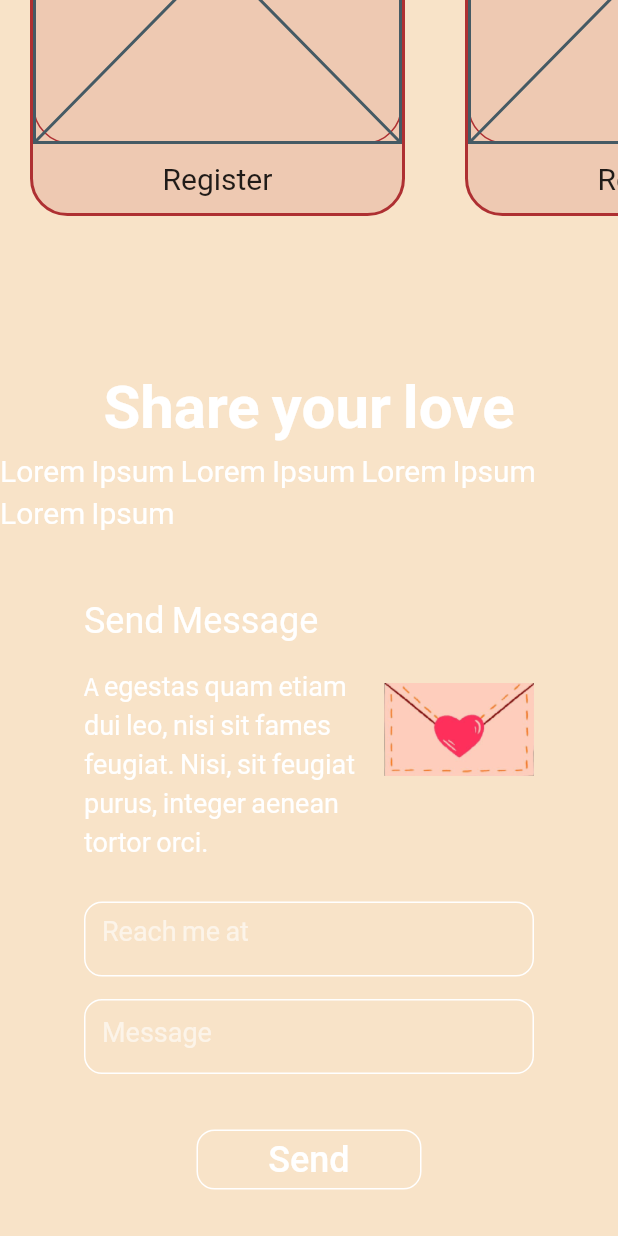
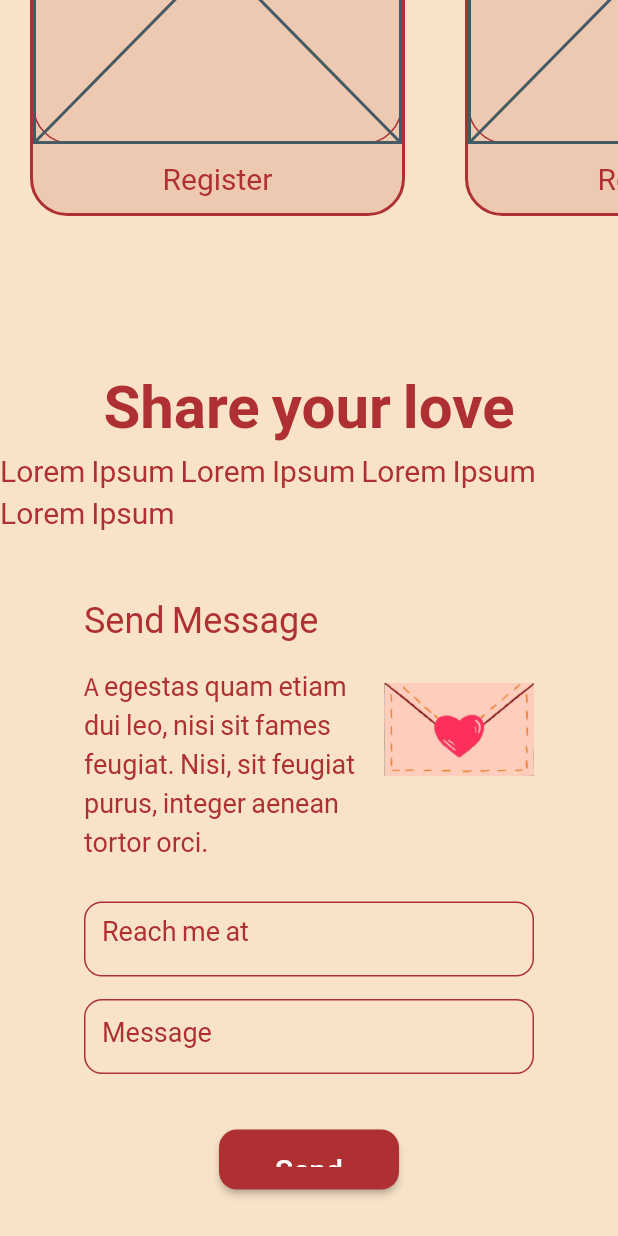
Before and after one commit to Hari-07/anuragam-web, a Flutter app: the screen it shows after launch, scrolled down 1152 dp, on a phone screen of 412 x 824 dp. Run offline on Flutter 3.47's test engine with Material 2 defaults, Android fonts, the phone set to English and light mode, and no system bars; drawn by our look-alikes of auto_size_text; our stand-ins replace cloud_firestore, firebase_core, google_fonts, slide_countdown; accounts and stored records are empty; Roboto replaces fonts that are missing (Arapey).

Commit message:
changed color and spacing

```diff
--- a/lib/theme.dart
+++ b/lib/theme.dart
@@ -2,19 +2,22 @@ import 'package:flutter/material.dart';
 import 'package:google_fonts/google_fonts.dart';
 
 ThemeData anuragamTheme = ThemeData(
-  elevatedButtonTheme: ElevatedButtonThemeData(
-      style: ButtonStyle(
-          elevation: MaterialStateProperty.all(5),
-          backgroundColor: MaterialStateProperty.all(
-              const Color.fromARGB(255, 255, 147, 152)),
-          shadowColor: MaterialStateProperty.all(Colors.pinkAccent))),
+  // elevatedButtonTheme: ElevatedButtonThemeData(
+  //   style: ButtonStyle(
+  //     elevation: MaterialStateProperty.all(5),
+  //     foregroundColor: MaterialStateProperty.all(Color(0xFFAE3032)),
+  //     backgroundColor: MaterialStateProperty.all(const Color(0XFFAE3032)),
+  //     shadowColor: MaterialStateProperty.all(Colors.pinkAccent),
+  //   ),
+  // ),
   scaffoldBackgroundColor: const Color.fromARGB(255, 247, 243, 244),
   primarySwatch: Colors.pink,
-  textTheme: GoogleFonts.arapeyTextTheme(),
+  textTheme: GoogleFonts.arapeyTextTheme()
+      .apply(bodyColor: Color(0xFFAE3032), displayColor: Color(0xFFAE3032)),
   inputDecorationTheme: InputDecorationTheme(
     border: OutlineInputBorder(
         borderRadius: BorderRadius.circular(12),
-        borderSide: BorderSide(color: Colors.white)),
-    hintStyle: const TextStyle(color: Colors.white),
+        borderSide: BorderSide(color: Color(0xFFAE3032))),
+    hintStyle: const TextStyle(color: Color(0xFFAE3032)),
   ),
 );
--- a/lib/views/components/custom_button.dart
+++ b/lib/views/components/custom_button.dart
@@ -12,30 +12,39 @@ class AnuragamButton extends StatelessWidget {
 
   @override
   Widget build(BuildContext context) {
-    return OutlinedButton(
+    return ElevatedButton(
       onPressed: () {
         onPressed();
       },
+
       child: Text(
         text,
         style: const TextStyle(
-          fontSize: 24,
+          fontSize: 20,
           color: Colors.white,
         ),
       ),
-      style: OutlinedButton.styleFrom(
-        // padding: const EdgeInsets.symmetric(
-        //   horizontal: 25,
-        //   vertical: 15,
-        // ),
-        side: const BorderSide(
-          color: Colors.white,
-        ),
-        shape: RoundedRectangleBorder(
-          borderRadius: BorderRadius.circular(12),
-        ),
-        fixedSize: const Size(150, 40)
-      )
+      // style: OutlinedButton.styleFrom(
+      // padding: const EdgeInsets.symmetric(
+      //   horizontal: 25,
+      //   vertical: 15,
+      // ),
+      // side: const BorderSide(
+      //   color: Colors.white,
+      // ),
+      // shape: RoundedRectangleBorder(
+      //   borderRadius: BorderRadius.circular(12),
+      // ),
+      //   fixedSize: const Size(150, 40)
+      // )
+      style: ButtonStyle(
+          foregroundColor: MaterialStateProperty.all(Color(0xFFAE3032)),
+          backgroundColor: MaterialStateProperty.all(const Color(0XFFAE3032)),
+          fixedSize: MaterialStateProperty.all(const Size(120, 40)),
+          padding: MaterialStateProperty.all(
+              const EdgeInsets.symmetric(horizontal: 25, vertical: 15)),
+          shape: MaterialStateProperty.all(
+              RoundedRectangleBorder(borderRadius: BorderRadius.circular(12)))),
     );
   }
 }
--- a/lib/views/components/custom_textformfield.dart
+++ b/lib/views/components/custom_textformfield.dart
@@ -18,25 +18,25 @@ class AnuragamFormField extends StatelessWidget {
         onChanged: onChanged,
         decoration: InputDecoration(
           hintText: label,
-          hintStyle:  TextStyle(
+          hintStyle: const TextStyle(
             fontSize: 18,
-            color: Colors.white.withOpacity(0.6),
+            color: Color(0xFFAE3032),
           ),
           focusedBorder: OutlineInputBorder(
             borderSide: const BorderSide(
-              color: Colors.pink,
+              color: Color(0xFFAE3032),
             ),
             borderRadius: BorderRadius.circular(12),
           ),
           enabledBorder: OutlineInputBorder(
             borderSide: const BorderSide(
-              color: Colors.white,
+              color: Color(0xFFAE3032),
             ),
             borderRadius: BorderRadius.circular(12),
           ),
         ),
         style: const TextStyle(
-          color: Colors.white,
+          color: Color(0xFFAE3032),
           fontSize: 18,
         ),
       ),
--- a/lib/views/components/receive_field.dart
+++ b/lib/views/components/receive_field.dart
@@ -37,7 +37,6 @@ class ReceiveTemplate extends StatelessWidget {
                       title,
                       style: const TextStyle(
                         fontSize: 24,
-                        color: Colors.white,
                       ),
                     ),
                     const SizedBox(
@@ -47,7 +46,6 @@ class ReceiveTemplate extends StatelessWidget {
                       text1,
                       style: const TextStyle(
                         fontSize: 18,
-                        color: Colors.white,
                       ),
                     ),
                   ],
@@ -63,7 +61,6 @@ class ReceiveTemplate extends StatelessWidget {
             text2,
             style: const TextStyle(
               fontSize: 18,
-              color: Colors.white,
             ),
           ),
           const Spacer(),
--- a/lib/views/components/section_header.dart
+++ b/lib/views/components/section_header.dart
@@ -17,16 +17,11 @@ class SectionHeader extends StatelessWidget {
       children: [
         Text(
           title,
-          style: const TextStyle(
-            color: Colors.white,
-            fontSize: 40,
-            fontWeight: FontWeight.bold
-          ),
+          style: const TextStyle(fontSize: 40, fontWeight: FontWeight.bold),
         ),
         Text(
           subtext,
           style: const TextStyle(
-            color: Colors.white,
             fontSize: 20,
           ),
         ),
--- a/lib/views/future_self/send_future.dart
+++ b/lib/views/future_self/send_future.dart
@@ -28,7 +28,6 @@ class _SendMessageState extends State<FutureMessage> {
                       'Recieve Future Message',
                       style: TextStyle(
                         fontSize: 24,
-                        color: Colors.white,
                       ),
                     ),
                     SizedBox(
@@ -38,7 +37,6 @@ class _SendMessageState extends State<FutureMessage> {
                       'A egestas quam etiam dui leo, nisi sit fames feugiat. Nisi, sit feugiat purus, integer aenean tortor orci.',
                       style: TextStyle(
                         fontSize: 18,
-                        color: Colors.white,
                       ),
                     ),
                   ],
--- a/lib/views/message/send_message.dart
+++ b/lib/views/message/send_message.dart
@@ -32,7 +32,6 @@ class _SendMessageState extends State<SendMessage> {
                       'Send Message',
                       style: TextStyle(
                         fontSize: 24,
-                        color: Colors.white,
                       ),
                     ),
                     SizedBox(
@@ -42,7 +41,6 @@ class _SendMessageState extends State<SendMessage> {
                       'A egestas quam etiam dui leo, nisi sit fames feugiat. Nisi, sit feugiat purus, integer aenean tortor orci.',
                       style: TextStyle(
                         fontSize: 18,
-                        color: Colors.white,
                       ),
                     ),
                   ],
@@ -80,7 +78,7 @@ class _SendMessageState extends State<SendMessage> {
           ),
           const Spacer(),
           AnuragamButton(
-            onPressed: () async{
+            onPressed: () async {
               await SubmissionInterface.addSubmission(_submission);
             },
             text: 'Send',
--- a/lib/views/song/send_song.dart
+++ b/lib/views/song/send_song.dart
@@ -33,7 +33,6 @@ class _SendSongState extends State<SendSong> {
                       'Send Song',
                       style: TextStyle(
                         fontSize: 24,
-                        color: Colors.white,
                       ),
                     ),
                     SizedBox(
@@ -43,7 +42,6 @@ class _SendSongState extends State<SendSong> {
                       'A egestas quam etiam dui leo, nisi sit fames feugiat. Nisi, sit feugiat purus, integer aenean tortor orci.',
                       style: TextStyle(
                         fontSize: 18,
-                        color: Colors.white,
                       ),
                     ),
                   ],
--- a/lib/views/widgets/message_section.dart
+++ b/lib/views/widgets/message_section.dart
@@ -33,8 +33,7 @@ class MessageSection extends StatelessWidget {
               ),
             ),
           ]
-        } else
-          ...{
+        } else ...{
           ...[
             Container(
               // width: 300,
@@ -44,7 +43,9 @@ class MessageSection extends StatelessWidget {
               height: 400,
               child: SendMessage(),
             ),
-              const SizedBox(height: 25,),
+            const SizedBox(
+              height: 100,
+            ),
             Container(
               padding: const EdgeInsets.symmetric(
                 horizontal: 20,
--- a/lib/views/widgets/song_section.dart
+++ b/lib/views/widgets/song_section.dart
@@ -41,7 +41,9 @@ class SongSection extends StatelessWidget {
               height: 400,
               child: SendSong(),
             ),
-              const SizedBox(height: 25,),
+            const SizedBox(
+              height: 100,
+            ),
             Container(
               padding: const EdgeInsets.symmetric(
                 horizontal: 20,
```
Also changed, not shown: lib/views/widgets/future_section.dart (+12 -9 lines), lib/views/widgets/social_media_links.dart (+25 -5 lines). Lines whose indentation alone changed are shown as unchanged.
